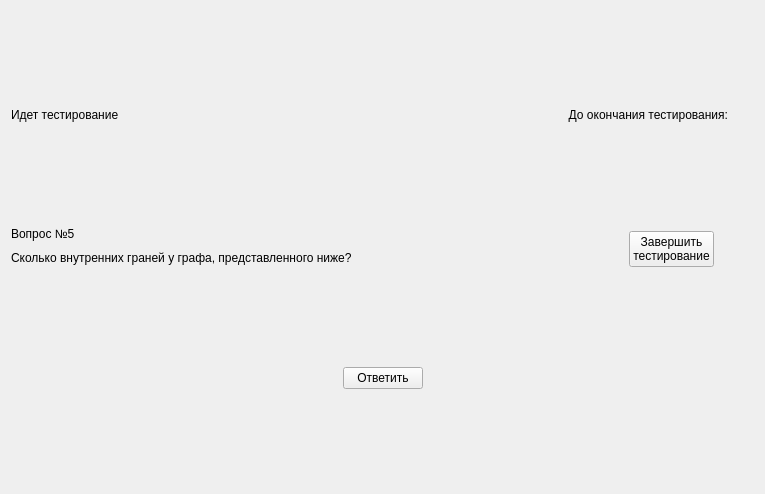
The window that client/gui/ui_test_page.ui (RozeQz/GraphEmbedding) describes before a commit, drawn with Qt 5.
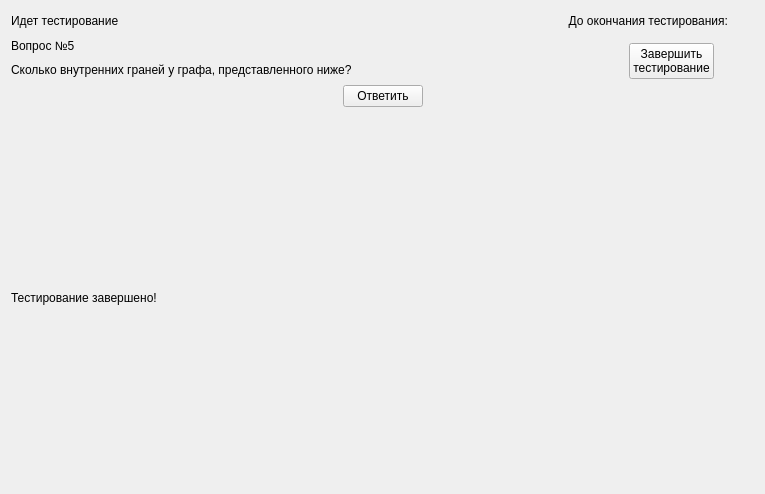
The same window after the commit. Icons and pictures are not drawn.

Commit message: GUI: Fix rerendering of testing page

```diff
--- a/client/gui/ui_test_page.ui
+++ b/client/gui/ui_test_page.ui
@@ -231,6 +231,20 @@
      </item>
     </layout>
    </item>
+   <item>
+    <layout class="QVBoxLayout" name="vbox_results">
+     <item>
+      <widget class="QLabel" name="lbl_test_end">
+       <property name="text">
+        <string>Тестирование завершено!</string>
+       </property>
+      </widget>
+     </item>
+     <item>
+      <layout class="QFormLayout" name="fbox_results"/>
+     </item>
+    </layout>
+   </item>
   </layout>
  </widget>
  <resources/>
```
The commit also changes 3 other files.
